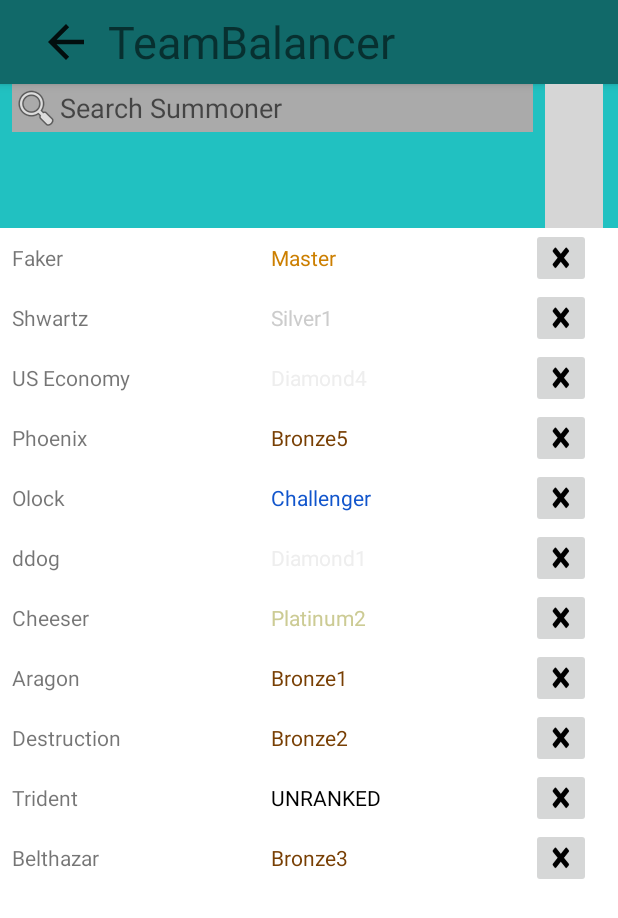
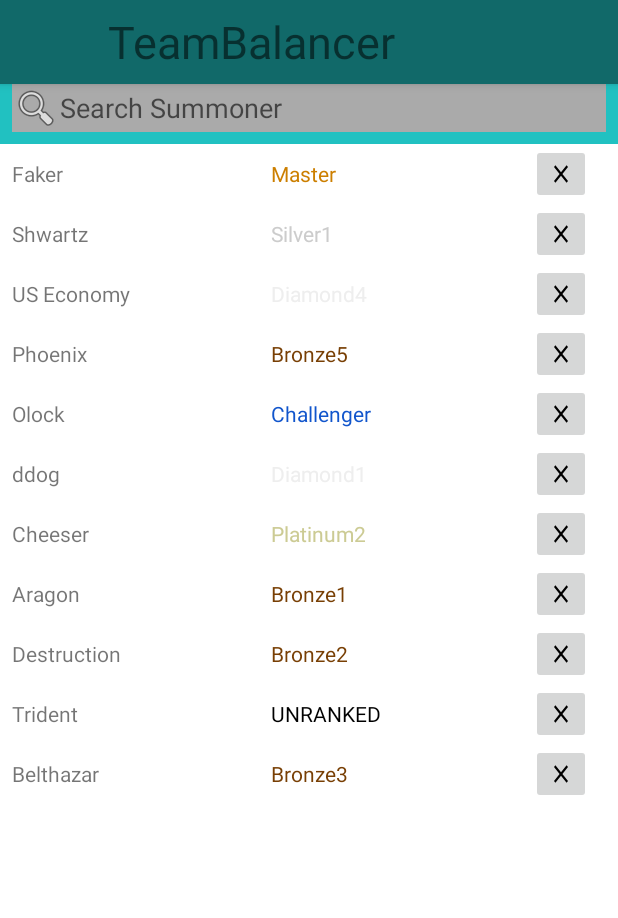
Before and after one commit to benjaminhdavis8/TeamBalancer, an Android app: the fragment SelectFragment placed in its activity, on a phone screen of 412 x 824 dp. Shown: the top 918 px of the screen. Run offline under Robolectric (Android 15) with nearby library versions, the light colour scheme and no system bars; grey boxes are pictures that could not be loaded.

Commit message:
applies select fragment

```diff
--- a/app/src/main/java/com/example/benjamin/teambalancer/MainActivity.java
+++ b/app/src/main/java/com/example/benjamin/teambalancer/MainActivity.java
@@ -8,6 +8,7 @@ import android.os.Bundle;
 import android.view.View;
 
 import com.example.benjamin.teambalancer.Model.Friend;
+import com.example.benjamin.teambalancer.Model.LOLRank;
 import com.example.benjamin.teambalancer.gui.*;
 
 import java.util.ArrayList;
@@ -15,7 +16,8 @@ import java.util.List;
 
 public class MainActivity extends AppCompatActivity {
     List<Friend> playerList;
-    ConstraintLayout backarrowLayout;
+    List<Friend> friendList;
+    ConstraintLayout backArrowLayout;
     private FragmentManager fm = getSupportFragmentManager();
 
     @Override
@@ -23,8 +25,8 @@ public class MainActivity extends AppCompatActivity {
         super.onCreate(savedInstanceState);
         setContentView(R.layout.activity_main);
 
-        backarrowLayout = findViewById(R.id.backarrow_layout);
-        backarrowLayout.setOnClickListener(new View.OnClickListener() {
+        backArrowLayout = findViewById(R.id.backarrow_layout);
+        backArrowLayout.setOnClickListener(new View.OnClickListener() {
             @Override
             public void onClick(View v) {
                 onBackPressed();
@@ -53,8 +55,13 @@ public class MainActivity extends AppCompatActivity {
                 .addToBackStack(null).commit();
     }
 
+    public void switchToSelectFragment() {
+        Fragment fragment = new SelectFragment();
+        setFragment(fragment);
+    }
+
     public void switchToFriendsFragment() {
-        Fragment fragment = new FriendsFragment();
+        Fragment fragment = new FrendsFragment();
         setFragment(fragment);
     }
 
--- a/app/src/main/java/com/example/benjamin/teambalancer/Model/Friend.java
+++ b/app/src/main/java/com/example/benjamin/teambalancer/Model/Friend.java
@@ -18,6 +18,19 @@ public class Friend implements Comparable<Friend> {
     private String Username;
     private LOLRank Rank;
     private Integer color;
+    Boolean Selected;
+
+    public Friend(String Username) {
+        this.Username = Username;
+        Rank = LOLRank.UNRANKED;
+        Selected = false;
+    }
+
+    public Friend(String Username, LOLRank Rank) {
+        this.Username = Username;
+        this.Rank = Rank;
+        Selected = false;
+    }
 
     public String getUsername() {
         return Username;
@@ -40,14 +53,16 @@ public class Friend implements Comparable<Friend> {
         Rank = rank;
     }
 
-    public Friend(String Username) {
-        this.Username = Username;
-        Rank = LOLRank.UNRANKED;
+    public String getRankText() {
+        return this.getRank().toString();
     }
 
-    public Friend(String Username, LOLRank Rank) {
-        this.Username = Username;
-        this.Rank = Rank;
+    public Boolean getSelected() {
+        return Selected;
+    }
+
+    public void setSelected(Boolean selected) {
+        Selected = selected;
     }
 
     public int getRankColor() {
--- a/app/src/main/java/com/example/benjamin/teambalancer/gui/FriendsFragment.java
+++ b/app/src/main/java/com/example/benjamin/teambalancer/gui/SelectFragment.java
@@ -5,7 +5,6 @@ import android.os.Bundle;
 import android.support.annotation.NonNull;
 import android.support.constraint.ConstraintLayout;
 import android.support.v4.app.Fragment;
-import android.support.v7.widget.AppCompatImageButton;
 import android.support.v7.widget.LinearLayoutManager;
 import android.support.v7.widget.RecyclerView;
 import android.support.design.widget.FloatingActionButton;
@@ -32,15 +31,15 @@ import com.example.benjamin.teambalancer.R;
 import java.util.ArrayList;
 import java.util.List;
 
-public class FriendsFragment extends Fragment {
+public class SelectFragment extends Fragment {
 
     private static final int MAX_PLAYERS = 10;
+    private static final int MIN_PLAYERS = 2;
     FriendsRVAdapter adapter;
     FloatingActionButton balanceButton;
     ImageView backarrow;
-    ConstraintLayout backarrowLayout;
+    ConstraintLayout backArrowLayout;
     EditText searchBox;
-    AppCompatImageButton addButton;
 
     @Override
     public View onCreateView(@NonNull LayoutInflater inflater, ViewGroup container, Bundle savedInstanceState) {
@@ -56,49 +55,19 @@ public class FriendsFragment extends Fragment {
         rv.setAdapter(adapter);
 
         backarrow = getActivity().findViewById(R.id.backarrow);
-        backarrowLayout = getActivity().findViewById(R.id.backarrow_layout);
+        backArrowLayout = getActivity().findViewById(R.id.backarrow_layout);
 
-        balanceButton = view.findViewById(R.id.balance);
+        balanceButton = view.findViewById(R.id.action_button);
+        balanceButton.setImageDrawable(getActivity().getResources().getDrawable(R.drawable.arrow_forward));
         balanceButton.setOnClickListener(new View.OnClickListener() {
             @Override
-            public void onClick(View view) {
+            public void onClick(View v) {
                 MainActivity activity = (MainActivity)getActivity();
                 activity.setPlayerList(adapter.getSelected());
                 activity.switchToVersesFragment();
-            }
-        });
-        setActionButtonVisible();
-
-        addButton = view.findViewById(R.id.add_button);
-        addButton.setOnClickListener(new View.OnClickListener() {
-            final Dialog dialog = new Dialog(getActivity());
-            @Override
-            public void onClick(View v) {
-                    dialog.setContentView(R.layout.add_friend_dialog);
-                    final EditText edit = dialog.findViewById(R.id.edit);
-                    edit.setText(searchBox.getText());
-
-                    Button cancel = dialog.findViewById(R.id.cancel_button);
-                    cancel.setOnClickListener(new View.OnClickListener() {
-                        @Override
-                        public void onClick(View v) {
-                            dialog.cancel();
-                        }
-                    });
-
-                    Button save = dialog.findViewById(R.id.save_button);
-                    save.setOnClickListener(new View.OnClickListener() {
-                        @Override
-                        public void onClick(View v) {
-                           adapter.dataList.add(new FriendData(new Friend(edit.getText().toString())));
-                           adapter.notifyDataSetChanged();
-                           dialog.cancel();
-                        }
-                    });
-
-                    dialog.show();
                 }
             });
+        setActionButtonVisible();
 
         EditText search = view.findViewById(R.id.search_bar);
         search.addTextChangedListener(new TextWatcher() {
@@ -121,29 +90,30 @@ public class FriendsFragment extends Fragment {
         return view;
     }
 
+    /*
     @Override
     public void onResume(){
         super.onResume();
 
-        backarrowLayout.setVisibility(View.VISIBLE);
-        backarrowLayout.setClickable(true);
+        backArrowLayout.setVisibility(View.VISIBLE);
+        backArrowLayout.setClickable(true);
     }
 
     @Override
     public void onPause(){
         super.onPause();
 
-        backarrowLayout.setVisibility(View.INVISIBLE);
-        backarrowLayout.setClickable(false);
+        backArrowLayout.setVisibility(View.INVISIBLE);
+        backArrowLayout.setClickable(false);
     }
-
+    */
 
     private void setActionButtonVisible() {
-        if (adapter.NumSelected == MAX_PLAYERS) {
-            balanceButton.setVisibility(View.VISIBLE);
+        if (adapter.NumSelected < MIN_PLAYERS || adapter.NumSelected > MAX_PLAYERS) {
+            balanceButton.setVisibility(View.INVISIBLE);
         }
         else {
-            balanceButton.setVisibility(View.INVISIBLE);
+            balanceButton.setVisibility(View.VISIBLE);
         }
     }
 
--- /dev/null
+++ b/app/src/main/res/drawable/arrow_forward.xml
@@ -0,0 +1,9 @@
+<vector xmlns:android="http://schemas.android.com/apk/res/android"
+        android:width="24dp"
+        android:height="24dp"
+        android:viewportWidth="24.0"
+        android:viewportHeight="24.0">
+    <path
+        android:fillColor="#FF000000"
+        android:pathData="M12,4l-1.41,1.41L16.17,11H4v2h12.17l-5.58,5.59L12,20l8,-8z"/>
+</vector>
--- /dev/null
+++ b/app/src/main/res/drawable/delete.xml
@@ -0,0 +1,9 @@
+<vector xmlns:android="http://schemas.android.com/apk/res/android"
+        android:width="24dp"
+        android:height="24dp"
+        android:viewportWidth="24.0"
+        android:viewportHeight="24.0">
+    <path
+        android:fillColor="#FF000000"
+        android:pathData="M19,6.41L17.59,5 12,10.59 6.41,5 5,6.41 10.59,12 5,17.59 6.41,19 12,13.41 17.59,19 19,17.59 13.41,12z"/>
+</vector>
--- a/app/src/main/res/layout/activity_main.xml
+++ b/app/src/main/res/layout/activity_main.xml
@@ -1,6 +1,4 @@
 <?xml version="1.0" encoding="utf-8"?>
-
-
 <LinearLayout
     xmlns:android="http://schemas.android.com/apk/res/android"
     xmlns:app="http://schemas.android.com/apk/res-auto"
@@ -31,7 +29,7 @@
                 android:gravity="center"
                 android:id="@+id/backarrow_layout"
                 android:clickable="true"
-                >
+                android:visibility="gone">
 
                 <ImageView
                     android:id="@+id/backarrow"
@@ -55,8 +53,6 @@
 
     </android.support.v7.widget.Toolbar>
 
-
-
     <LinearLayout
         android:id="@+id/linearLayout1"
         android:layout_width="match_parent"
--- a/app/src/main/res/layout/fragment_friends.xml
+++ b/app/src/main/res/layout/fragment_friends.xml
@@ -38,20 +38,7 @@ https://material.io/tools/icons/?icon=arrow_forward&style=baseline
                 android:ems="10"
                 android:inputType="textPersonName"
                 android:text=""
-                android:hint="Search Summoner"
-                />
-
-            <ImageButton
-                android:id="@+id/add_button"
-                android:layout_width="0dp"
-                android:layout_height="wrap_content"
-                android:layout_weight="1"
-                android:layout_gravity="end"
-                android:layout_marginEnd="10dp"
-                android:layout_marginRight="10dp"
-                android:background="@color/colorPrimaryTint"
-                android:src="@drawable/add_circle_white"
-                />
+                android:hint="Search Summoner" />
         </LinearLayout>
 
         <LinearLayout
@@ -69,7 +56,7 @@ https://material.io/tools/icons/?icon=arrow_forward&style=baseline
     </LinearLayout>
 
     <android.support.design.widget.FloatingActionButton
-        android:id="@+id/balance"
+        android:id="@+id/action_button"
         android:layout_width="wrap_content"
         android:layout_height="wrap_content"
         android:layout_gravity="end|bottom"
@@ -77,10 +64,8 @@ https://material.io/tools/icons/?icon=arrow_forward&style=baseline
         android:layout_marginBottom="8dp"
         android:layout_marginEnd="8dp"
         android:layout_marginRight="8dp"
-        android:src="@drawable/arrow_forward"
         android:tint="@color/background"
         android:backgroundTint="@color/colorAccent"
-        app:borderWidth="0dp"
-        />
+        app:borderWidth="0dp" />
 
 </FrameLayout>
```
Also changed, not shown: app/src/main/java/com/example/benjamin/teambalancer/gui/FrendsFragment.java (added, +259 -0 lines), app/src/main/res/drawable/add.xml (added, +9 -0 lines), app/src/main/res/drawable/backarrow_layout.xml (added, +9 -0 lines), app/src/main/res/drawable/add_circle.png (deleted), app/src/main/res/drawable/arrow_forward.png (deleted), app/src/main/res/drawable/delete.png (deleted).
